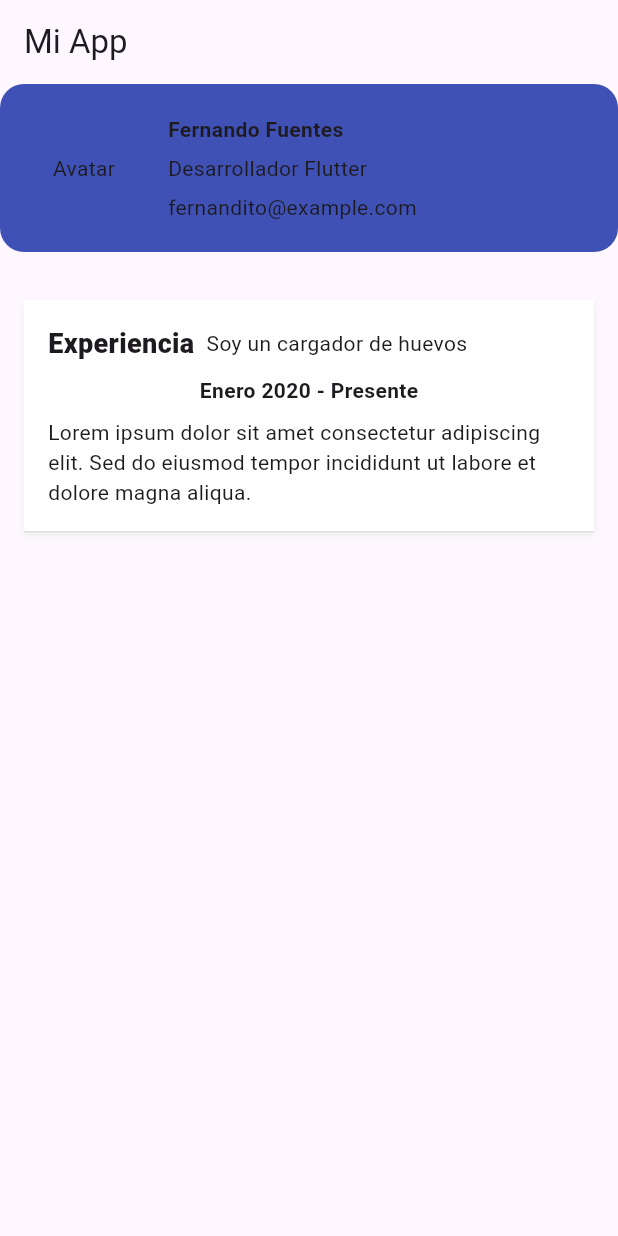
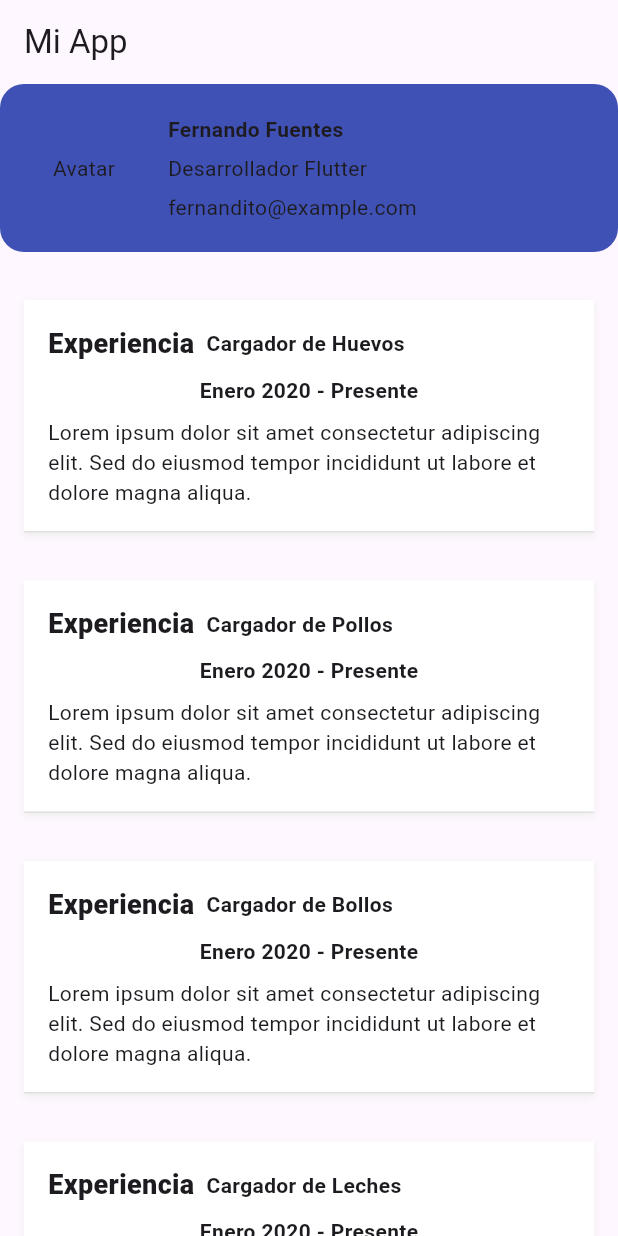
Before and after one commit to OriD-19/testing_flutter, a Flutter app: the screen it shows after launch, on a phone screen of 412 x 824 dp. Run offline on Flutter 3.47's test engine with Material 3 defaults, Android fonts, the phone set to English and light mode, and no system bars; network calls fail.

```diff
--- a/lib/main.dart
+++ b/lib/main.dart
@@ -25,11 +25,34 @@ class HomeScreen extends StatelessWidget {
   Widget build(BuildContext context) {
     return Scaffold(
       appBar: AppBar(title: const Text("Mi App")),
-      body: Column(
+      body: SingleChildScrollView(
+        child: Column(
           children: [
             HeaderCard(),
             SizedBox(height: 16),
-          Container(
+            ExperienceCard("Cargador de Huevos", "Soy un cargador de huevos", "Enero 2020 - Presente", "Lorem ipsum dolor sit amet consectetur adipiscing elit. Sed do eiusmod tempor incididunt ut labore et dolore magna aliqua."),
+            ExperienceCard("Cargador de Pollos", "Soy un cargador de pollos", "Enero 2020 - Presente", "Lorem ipsum dolor sit amet consectetur adipiscing elit. Sed do eiusmod tempor incididunt ut labore et dolore magna aliqua."),
+            ExperienceCard("Cargador de Bollos", "Soy un cargador de bollos", "Enero 2020 - Presente", "Lorem ipsum dolor sit amet consectetur adipiscing elit. Sed do eiusmod tempor incididunt ut labore et dolore magna aliqua."),
+            ExperienceCard("Cargador de Leches", "Soy un cargador de leches", "Enero 2020 - Presente", "Lorem ipsum dolor sit amet consectetur adipiscing elit. Sed do eiusmod tempor incididunt ut labore et dolore magna aliqua."),
+          ],
+        ),
+      ),
+    );
+  }
+}
+
+class ExperienceCard extends StatelessWidget {
+
+  final String title;
+  final String company;
+  final String duration;
+  final String description;
+
+  const ExperienceCard(this.title, this.company, this.duration, this.description, {super.key});
+
+  @override
+  Widget build(BuildContext context) {
+    return Container(
       padding: EdgeInsets.all(16),
       child: Container(
         padding: EdgeInsets.all(16),
@@ -56,18 +79,15 @@ class HomeScreen extends StatelessWidget {
                   ),
                 ),
                 SizedBox(width: 8),
-                      Text("Soy un cargador de huevos"),
+                Text(title, style: TextStyle(fontWeight: FontWeight.bold)),
               ],
             ),
             SizedBox(height: 8),
-                  Text("Enero 2020 - Presente", style: TextStyle(fontWeight: FontWeight.bold)),
+            Text(duration, style: TextStyle(fontWeight: FontWeight.bold)),
             SizedBox(height: 8),
-                  Text("Lorem ipsum dolor sit amet consectetur adipiscing elit. Sed do eiusmod tempor incididunt ut labore et dolore magna aliqua."),
+            Text(description),
           ],
         ),
-            ),
-          ),
-        ],
       ),
     );
   }
```
Lines whose indentation alone changed are shown as unchanged.
